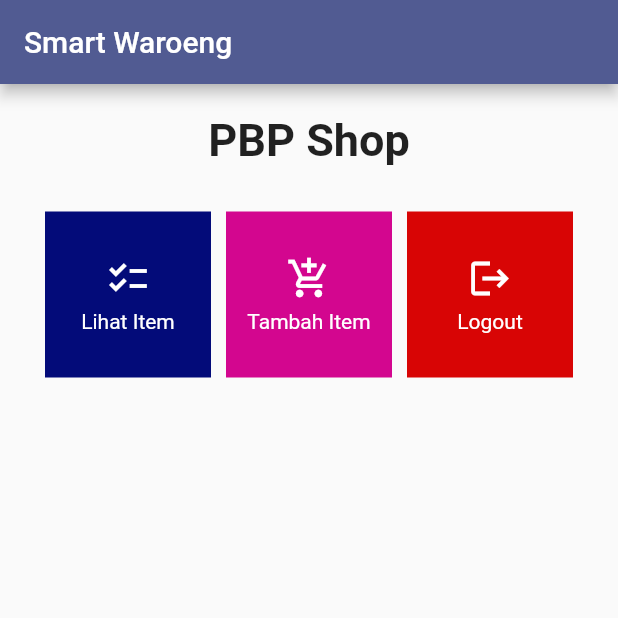
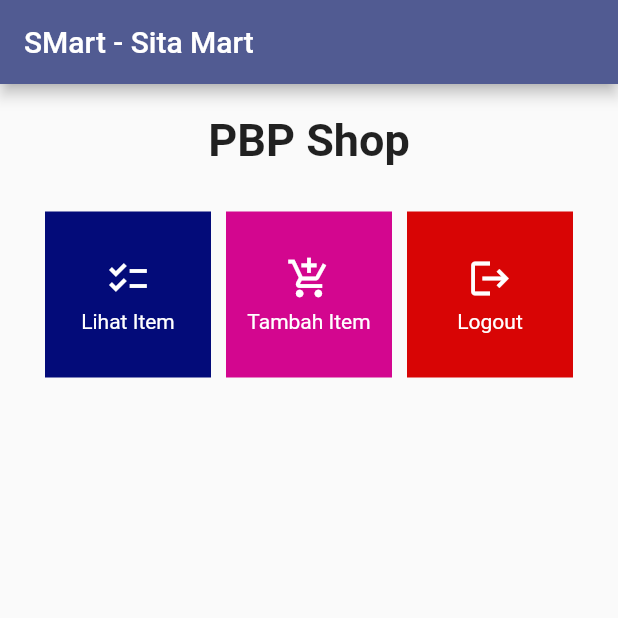
Before and after one commit to sitaamirasyarifah/smart_mobile, a Flutter app: the screen it shows after launch, on a phone screen of 412 x 824 dp, the top half of it. Run offline on Flutter 3.47's test engine with Material 2 defaults, Android fonts, the phone set to English and light mode, and no system bars.

Commit message:
TUGAS 7 DONE

```diff
--- a/lib/menu.dart
+++ b/lib/menu.dart
@@ -28,7 +28,7 @@ class MyHomePage extends StatelessWidget {
 return Scaffold(
       appBar: AppBar(
         title: const Text(
-          'Smart Waroeng',
+          'SMart - Sita Mart',
         ),
       ),
       body: SingleChildScrollView(
@@ -77,6 +77,7 @@ class ShopCard extends StatelessWidget {
 
   const ShopCard(this.item, {super.key}); // Constructor
 
+  //Pengerjaan Bonus
   Color getButtonColor(ShopItem item) {
     if (item.name == "Lihat Item") {
       return Color.fromARGB(255, 3, 11, 121); // Ubah warna sesuai kebutuhan
```
Also changed, not shown: 1 other file.
